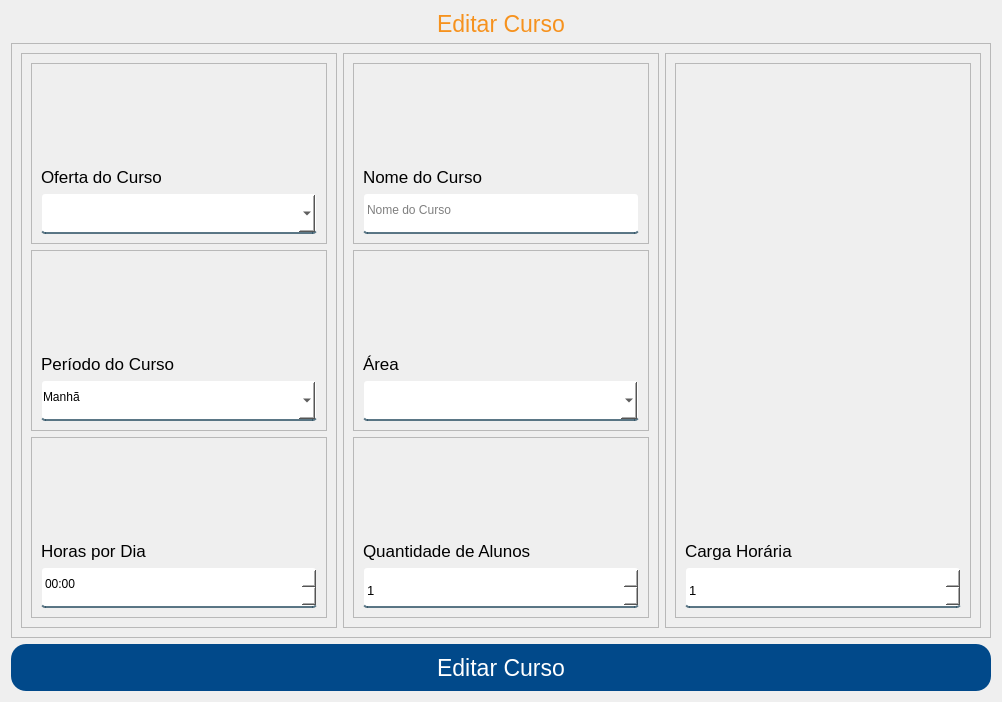
Old version of the form App/view/ui/cadastroCurso.ui in the repository Senac-SOR-ADS/Mapa-de-Sala.
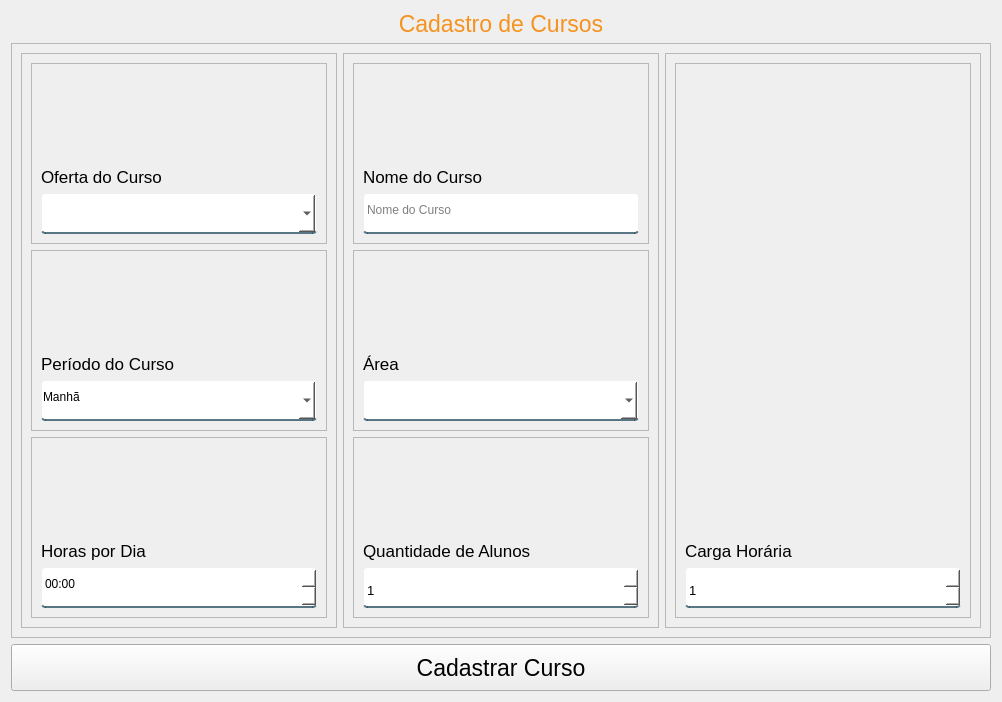
New version of the form.

Commit message:
Alteração no curso
Renomeando botões para estar de acordo

```diff
--- a/App/view/ui/cadastroCurso.ui
+++ b/App/view/ui/cadastroCurso.ui
@@ -67,7 +67,7 @@
       </font>
      </property>
      <property name="text">
-      <string>Editar Curso</string>
+      <string>Cadastro de Cursos</string>
      </property>
      <property name="alignment">
       <set>Qt::AlignCenter</set>
@@ -570,7 +570,7 @@
     </widget>
    </item>
    <item>
-    <widget class="QPushButton" name="btnEditarCurso">
+    <widget class="QPushButton" name="btnCadastrarCurso">
      <property name="minimumSize">
       <size>
        <width>762</width>
@@ -586,7 +586,7 @@
       <cursorShape>PointingHandCursor</cursorShape>
      </property>
      <property name="text">
-      <string>Editar Curso</string>
+      <string>Cadastrar Curso</string>
      </property>
     </widget>
    </item>
```
